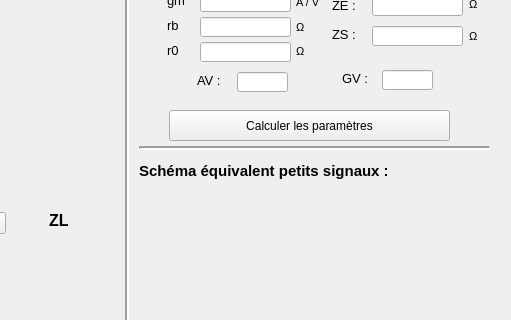
Above: UI/CC.ui from VBA-N7/calculus_transistor before the change; both pictures show x 521 to 1032 and y 140 to 460 of the 1032 by 543 pixel window. Below: the same form after it.
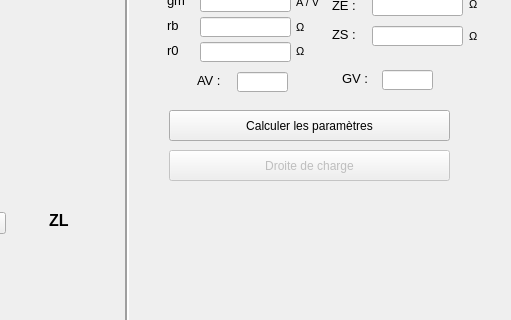
That is the form after the change. Icons and pictures are not drawn.

Commit message: Adding DDC plot for CC montage.

Patch:
```diff
--- a/UI/CC.ui
+++ b/UI/CC.ui
@@ -853,22 +853,6 @@
      <string>Paramètres modèle dynamique :</string>
     </property>
    </widget>
-   <widget class="Line" name="line_2">
-    <property name="geometry">
-     <rect>
-      <x>660</x>
-      <y>280</y>
-      <width>351</width>
-      <height>16</height>
-     </rect>
-    </property>
-    <property name="lineWidth">
-     <number>2</number>
-    </property>
-    <property name="orientation">
-     <enum>Qt::Horizontal</enum>
-    </property>
-   </widget>
    <widget class="QLabel" name="label_16">
     <property name="geometry">
      <rect>
@@ -1243,27 +1227,6 @@
      </rect>
     </property>
    </widget>
-   <widget class="QLabel" name="label_27">
-    <property name="geometry">
-     <rect>
-      <x>660</x>
-      <y>300</y>
-      <width>251</width>
-      <height>21</height>
-     </rect>
-    </property>
-    <property name="font">
-     <font>
-      <family>Arial</family>
-      <pointsize>11</pointsize>
-      <weight>75</weight>
-      <bold>true</bold>
-     </font>
-    </property>
-    <property name="text">
-     <string>Schéma équivalent petits signaux :</string>
-    </property>
-   </widget>
    <widget class="QPushButton" name="BP_start_calculus">
     <property name="geometry">
      <rect>
@@ -1512,6 +1475,22 @@
      <string>V</string>
     </property>
    </widget>
+   <widget class="QPushButton" name="BP_DDC">
+    <property name="enabled">
+     <bool>false</bool>
+    </property>
+    <property name="geometry">
+     <rect>
+      <x>690</x>
+      <y>290</y>
+      <width>281</width>
+      <height>31</height>
+     </rect>
+    </property>
+    <property name="text">
+     <string>Droite de charge</string>
+    </property>
+   </widget>
    <zorder>label</zorder>
    <zorder>Rb1_V</zorder>
    <zorder>Rb1_E</zorder>
```
Left out of the diff: 5 changed lines with no effect on the pictures. The commit also changes 2 other files.
